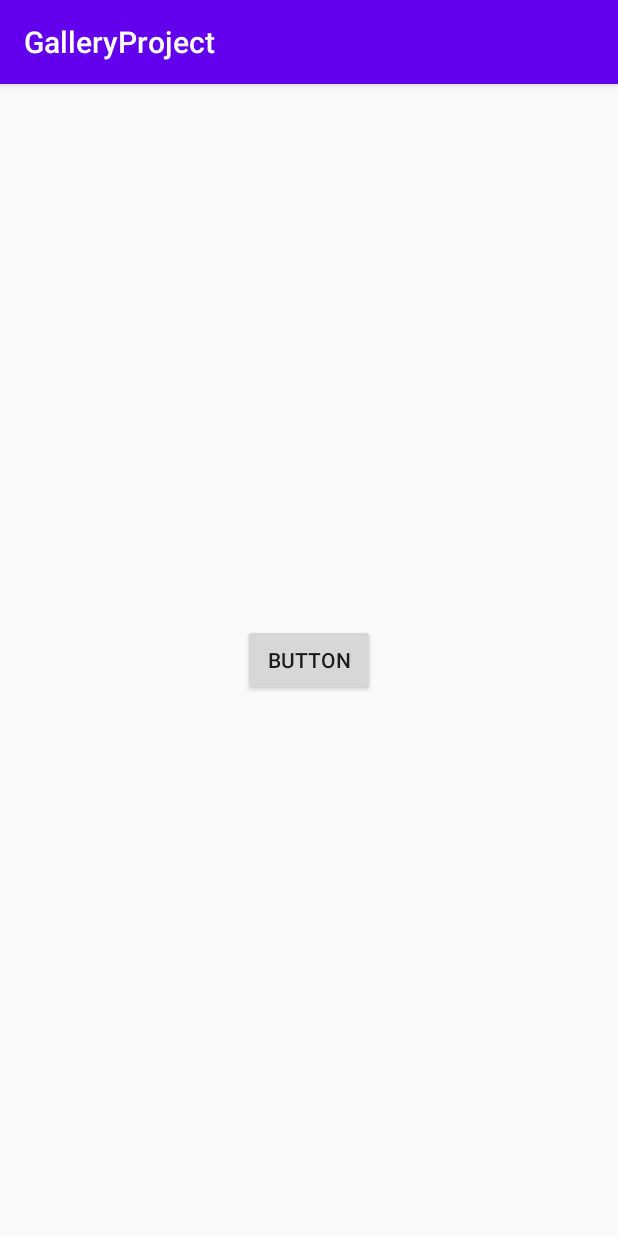
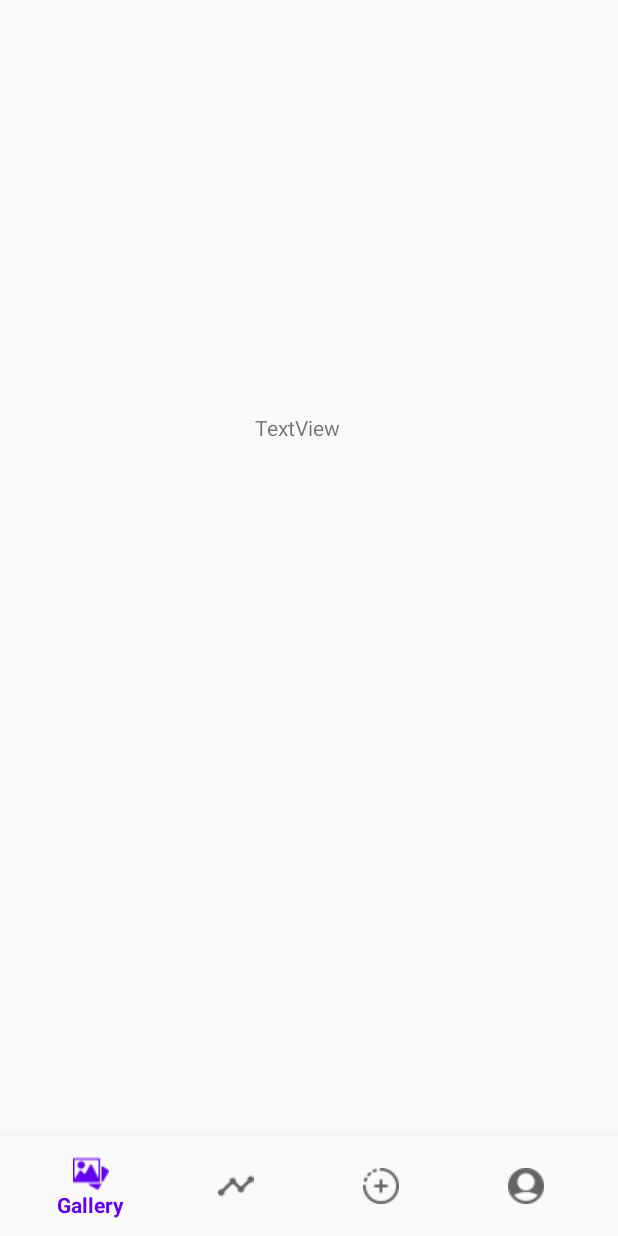
Before and after one commit to subarno26/bootcamp, an Android app: the screen it shows after launch once a user with an empty profile is signed in (GalleryActivity), on a phone screen of 412 x 824 dp. Run offline under Robolectric (Android 15) with nearby library versions, the phone set to English and light mode, and no system bars; our stand-ins replace Firebase (no records; nobody signed in at launch, a user with empty details on screens opened directly).

```diff
--- /dev/null
+++ b/GalleryProject/app/src/main/java/com/example/galleryproject/Categories.kt
@@ -0,0 +1,17 @@
+package com.example.galleryproject
+
+import android.os.Bundle
+import android.view.LayoutInflater
+import android.view.View
+import android.view.ViewGroup
+import androidx.fragment.app.Fragment
+
+class Categories:Fragment() {
+    override fun onCreateView(
+        inflater: LayoutInflater,
+        container: ViewGroup?,
+        savedInstanceState: Bundle?
+    ): View? {
+        return inflater.inflate(R.layout.categories,container,false)
+    }
+}
--- a/GalleryProject/app/src/main/java/com/example/galleryproject/MainActivity.kt
+++ b/GalleryProject/app/src/main/java/com/example/galleryproject/MainActivity.kt
@@ -58,6 +58,7 @@ class MainActivity : AppCompatActivity() {
                     if (task.isSuccessful) {
                         // Sign in success, update UI with the signed-in user's information
                         Toast.makeText(this,"Signed in successfully",Toast.LENGTH_SHORT).show()
+                        startActivity(Intent(this,GalleryActivity::class.java))
                         val user = auth.currentUser
                         //updateUI(user)
                     } else {
@@ -77,7 +78,7 @@ class MainActivity : AppCompatActivity() {
         val manager = supportFragmentManager
         val transact = manager.beginTransaction()
         val sFragment = Signup()
-        transact.add(R.id.container,sFragment)
+        transact.replace(R.id.container,sFragment)
         transact.commit()
     }
 
--- /dev/null
+++ b/GalleryProject/app/src/main/java/com/example/galleryproject/UserModel.kt
@@ -0,0 +1,5 @@
+package com.example.galleryproject
+
+class UserModel(val Username:String, val EmailID: String, val ImageID: String) {
+
+}
--- a/GalleryProject/app/src/main/res/layout/activity_gallery.xml
+++ b/GalleryProject/app/src/main/res/layout/activity_gallery.xml
@@ -6,14 +6,31 @@
     android:layout_height="match_parent"
     tools:context=".GalleryActivity">
 
-    <Button
-        android:id="@+id/button"
-        android:onClick="logout"
-        android:layout_width="wrap_content"
+    <FrameLayout
+        android:id="@+id/container"
+        android:layout_width="match_parent"
+        android:layout_height="match_parent"
+        android:layout_above="@id/navigationView"/>
+
+<!--    <Button-->
+<!--        android:id="@+id/button"-->
+<!--        android:onClick="logout"-->
+<!--        android:layout_width="wrap_content"-->
+<!--        android:layout_height="wrap_content"-->
+<!--        android:text="Button"-->
+<!--        android:layout_centerInParent="true"-->
+<!--        app:layout_constraintEnd_toEndOf="parent"-->
+<!--        app:layout_constraintStart_toStartOf="parent"-->
+<!--        tools:layout_editor_absoluteY="230dp" />-->
+<!--    -->
+
+    <com.google.android.material.bottomnavigation.BottomNavigationView
+        android:id="@+id/navigationView"
+        android:padding="5dp"
+        android:layout_width="match_parent"
         android:layout_height="wrap_content"
-        android:text="Button"
-        android:layout_centerInParent="true"
-        app:layout_constraintEnd_toEndOf="parent"
-        app:layout_constraintStart_toStartOf="parent"
-        tools:layout_editor_absoluteY="230dp" />
+        app:menu="@menu/bottom_nav"
+        android:background="?android:attr/windowBackground"
+        android:layout_alignParentBottom="true"/>
+
 </RelativeLayout>
--- /dev/null
+++ b/GalleryProject/app/src/main/res/layout/add_categories.xml
@@ -0,0 +1,5 @@
+<?xml version="1.0" encoding="utf-8"?>
+<RelativeLayout xmlns:android="http://schemas.android.com/apk/res/android"
+    android:layout_width="match_parent" android:layout_height="match_parent">
+
+</RelativeLayout>
--- /dev/null
+++ b/GalleryProject/app/src/main/res/layout/categories.xml
@@ -0,0 +1,14 @@
+<?xml version="1.0" encoding="utf-8"?>
+<RelativeLayout xmlns:android="http://schemas.android.com/apk/res/android"
+    android:layout_width="match_parent" android:layout_height="match_parent">
+
+    <TextView
+        android:id="@+id/textView"
+        android:layout_width="wrap_content"
+        android:layout_height="wrap_content"
+        android:layout_alignParentStart="true"
+        android:layout_alignParentTop="true"
+        android:layout_marginStart="170dp"
+        android:layout_marginTop="275dp"
+        android:text="TextView" />
+</RelativeLayout>
--- /dev/null
+++ b/GalleryProject/app/src/main/res/layout/timeline.xml
@@ -0,0 +1,5 @@
+<?xml version="1.0" encoding="utf-8"?>
+<RelativeLayout xmlns:android="http://schemas.android.com/apk/res/android"
+    android:layout_width="match_parent" android:layout_height="match_parent">
+
+</RelativeLayout>
--- /dev/null
+++ b/GalleryProject/app/src/main/res/menu/bottom_nav.xml
@@ -0,0 +1,24 @@
+<?xml version="1.0" encoding="utf-8"?>
+<menu xmlns:android="http://schemas.android.com/apk/res/android">
+    <item
+        android:id="@+id/gallery_item"
+        android:title="Gallery"
+        android:icon="@drawable/gallery"/>
+
+    <item
+        android:id="@+id/timeline_item"
+        android:title="Timeline"
+        android:icon="@drawable/timeline"/>
+
+    <item
+        android:id="@+id/add_item"
+        android:title="Add category"
+        android:icon="@drawable/add"
+        />
+    <item
+        android:id="@+id/profile_item"
+        android:title="Profile"
+        android:icon="@drawable/profile"
+        />
+
+</menu>
--- a/GalleryProject/app/src/main/res/values/styles.xml
+++ b/GalleryProject/app/src/main/res/values/styles.xml
@@ -1,7 +1,7 @@
 <resources>
 
     <!-- Base application theme. -->
-    <style name="AppTheme" parent="Theme.AppCompat.Light.DarkActionBar">
+    <style name="AppTheme" parent="Theme.AppCompat.Light.NoActionBar">
         <!-- Customize your theme here. -->
         <item name="colorPrimary">@color/colorPrimary</item>
         <item name="colorPrimaryDark">@color/colorPrimaryDark</item>
```
Also changed, not shown: GalleryProject/app/build.gradle (+6 -2 lines), GalleryProject/app/src/main/java/com/example/galleryproject/AddCategory.kt (added, +17 -0 lines), GalleryProject/app/src/main/java/com/example/galleryproject/GalleryActivity.kt (+47 -0 lines), GalleryProject/app/src/main/java/com/example/galleryproject/Profile.kt (added, +126 -0 lines), GalleryProject/app/src/main/java/com/example/galleryproject/Signup.kt (+57 -21 lines), GalleryProject/app/src/main/java/com/example/galleryproject/Timeline.kt (added, +17 -0 lines), GalleryProject/app/src/main/res/layout/profile.xml (added, +55 -0 lines), GalleryProject/app/src/main/res/drawable-v24/add.png (added), GalleryProject/app/src/main/res/drawable-v24/gallery.png (added), GalleryProject/app/src/main/res/drawable-v24/profile.png (added), GalleryProject/app/src/main/res/drawable-v24/timeline.png (added), 1 other file.
